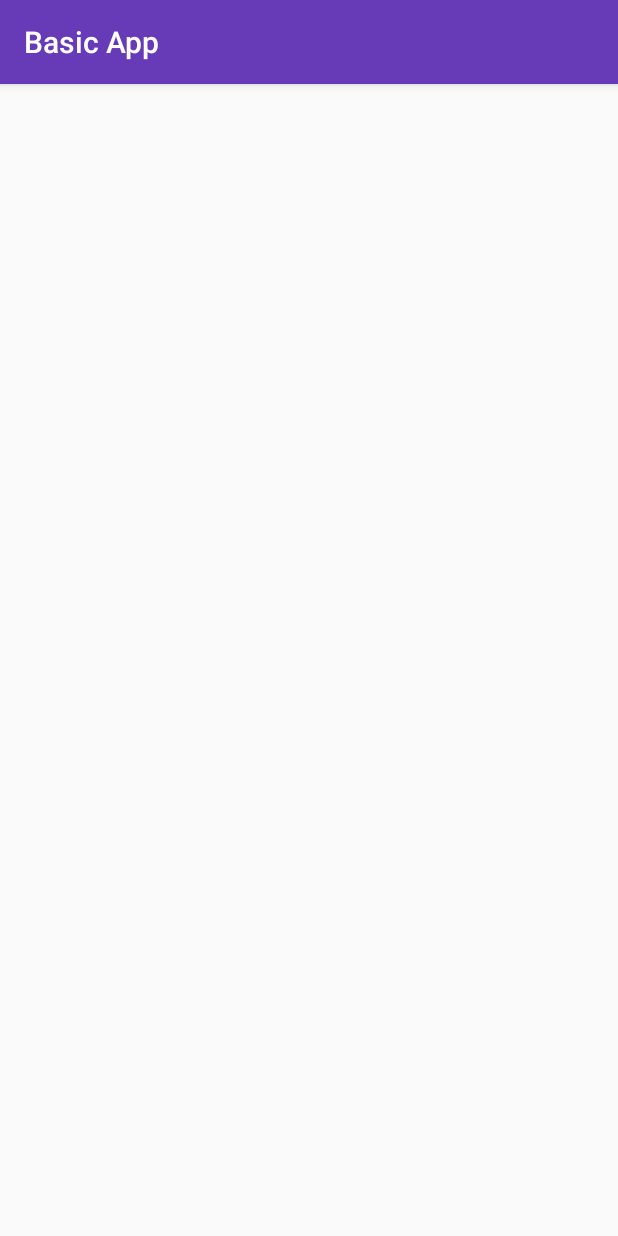
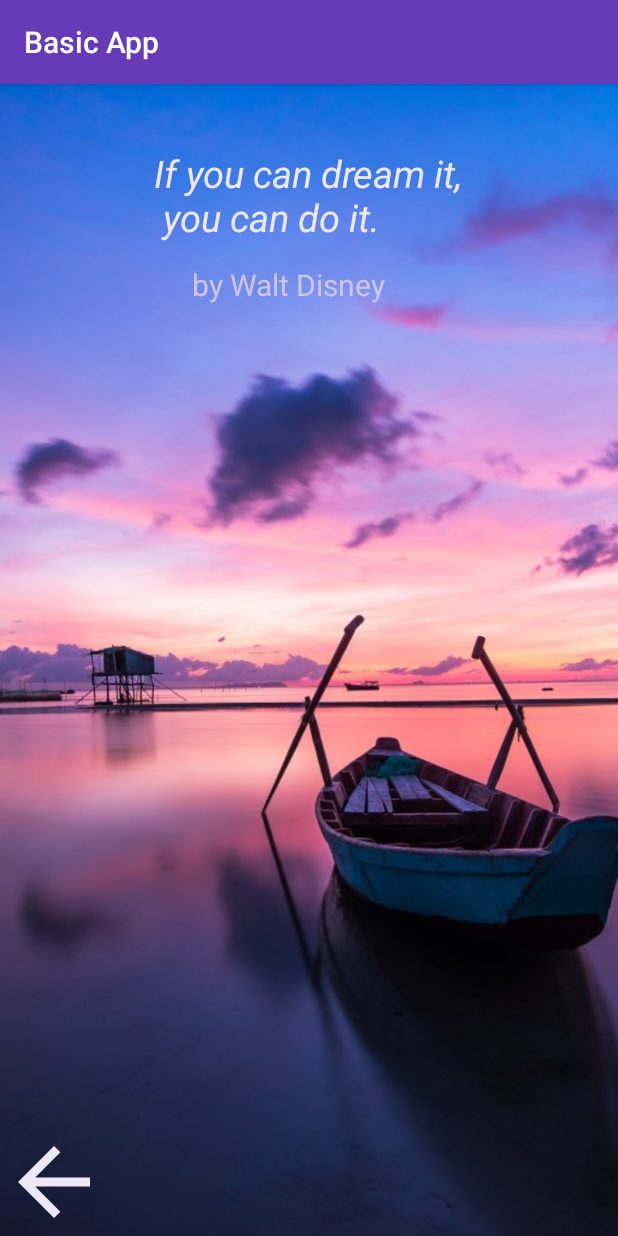
Before and after one commit to fathurzero/basicapp, an Android app: the ActivityTiga screen opened directly, with no data from a screen before it, on a phone screen of 412 x 824 dp. Run offline under Robolectric (Android 15) with nearby library versions, the phone set to English and light mode, and no system bars.

Commit message:
Insert Code Activity 3

```diff
--- a/app/src/main/java/com/okedroid/fathur/basicapp/ActivityTiga.java
+++ b/app/src/main/java/com/okedroid/fathur/basicapp/ActivityTiga.java
@@ -1,7 +1,9 @@
 package com.okedroid.fathur.basicapp;
 
+import android.content.Intent;
 import android.support.v7.app.AppCompatActivity;
 import android.os.Bundle;
+import android.view.View;
 
 public class ActivityTiga extends AppCompatActivity {
 
@@ -10,5 +12,14 @@ public class ActivityTiga extends AppCompatActivity {
         super.onCreate(savedInstanceState);
         setContentView(R.layout.activity_tiga);
 
+
     }
-}
+    public void pindahLayarKiri(View view) {
+        Intent i = new Intent(getApplicationContext(), ActivityDua.class);
+        startActivity(i);
+
+        overridePendingTransition(R.anim.pull_in_right, R.anim.push_out_left);
+
+
+    }
+    }
--- a/app/src/main/res/layout/activity_main.xml
+++ b/app/src/main/res/layout/activity_main.xml
@@ -4,7 +4,6 @@
     xmlns:tools="http://schemas.android.com/tools"
     android:layout_width="match_parent"
     android:layout_height="match_parent"
-    android:background="#673AB7"
     tools:context="com.okedroid.fathur.basicapp.MainActivity">
     <!-- basic app -->
 
@@ -13,7 +12,6 @@
         android:layout_height="match_parent"
         android:src="@drawable/lake"
         android:scaleType="centerCrop"
-        android:layout_marginTop="16dp"
         android:id="@+id/imageView"/>
 
     <Button
--- a/app/src/main/res/layout/activity_tiga.xml
+++ b/app/src/main/res/layout/activity_tiga.xml
@@ -5,10 +5,50 @@
     android:id="@+id/activity_tiga"
     android:layout_width="match_parent"
     android:layout_height="match_parent"
-    android:paddingBottom="@dimen/activity_vertical_margin"
-    android:paddingLeft="@dimen/activity_horizontal_margin"
-    android:paddingRight="@dimen/activity_horizontal_margin"
-    android:paddingTop="@dimen/activity_vertical_margin"
     tools:context="com.okedroid.fathur.basicapp.ActivityTiga">
 
+
+    <ImageView
+        android:layout_width="match_parent"
+        android:layout_height="match_parent"
+        android:src="@drawable/lake"
+        android:scaleType="centerCrop"
+        />
+    <TextView
+        android:id="@+id/image"
+        android:layout_width="wrap_content"
+        android:layout_height="wrap_content"
+        android:text="If you can dream it,\n you can do it."
+        android:textColor="#EDE7F6"
+        android:fontFamily="Roboto"
+        android:textStyle="italic"
+        android:textSize="25dp"
+        android:layout_alignTop="@+id/imageView"
+        android:layout_centerHorizontal="true"
+        android:layout_marginTop="42dp"/>
+
+    <TextView
+        android:layout_width="wrap_content"
+        android:layout_height="wrap_content"
+        android:text="by Walt Disney"
+        android:textSize="20dp"
+        android:textColor="#D1C4E9"
+        android:id="@+id/textView3"
+        android:layout_below="@+id/image"
+        android:layout_alignLeft="@+id/image"
+        android:layout_alignStart="@+id/image"
+        android:layout_marginLeft="25dp"
+        android:layout_marginStart="25dp"
+        android:layout_marginTop="14dp"/>
+
+<Button
+    android:layout_width="72dp"
+    android:layout_height="72dp"
+    android:background="@drawable/ic_kiri"
+    android:layout_alignParentBottom="true"
+    android:layout_alignParentLeft="true"
+    android:onClick="pindahLayarKiri"
+
+    />
+
 </RelativeLayout>
```
